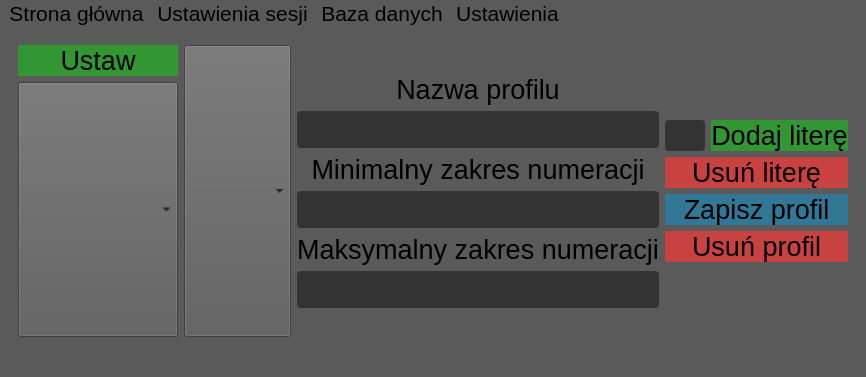
Old version of the form ui_main.ui in the repository Bre3n/ID-Parts.
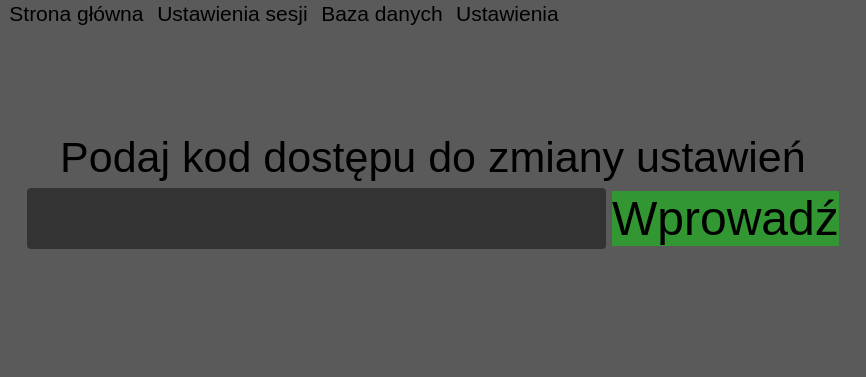
New version of the form. The open tabs and pages were chosen to show the change.

The edit to the form file:
```diff
--- a/ui_main.ui
+++ b/ui_main.ui
@@ -117,6 +117,32 @@
               </property>
              </spacer>
             </item>
+            <item>
+             <widget class="QLabel" name="label_29">
+              <property name="font">
+               <font>
+                <family>Segoe UI</family>
+                <pointsize>20</pointsize>
+               </font>
+              </property>
+              <property name="text">
+               <string>|</string>
+              </property>
+             </widget>
+            </item>
+            <item>
+             <spacer name="horizontalSpacer_6">
+              <property name="orientation">
+               <enum>Qt::Horizontal</enum>
+              </property>
+              <property name="sizeHint" stdset="0">
+               <size>
+                <width>40</width>
+                <height>20</height>
+               </size>
+              </property>
+             </spacer>
+            </item>
             <item>
              <widget class="QLabel" name="label_27">
               <property name="font">
@@ -308,6 +334,38 @@
             </property>
            </widget>
           </item>
+          <item>
+           <widget class="QLabel" name="label_30">
+            <property name="font">
+             <font>
+              <family>Segoe UI</family>
+              <pointsize>20</pointsize>
+             </font>
+            </property>
+            <property name="styleSheet">
+             <string notr="true">border:5px solid black;
+border-bottom: 5px solid red;
+border-top: 5px solid red;
+</string>
+            </property>
+            <property name="text">
+             <string>{czesc}</string>
+            </property>
+           </widget>
+          </item>
+          <item>
+           <widget class="QLabel" name="label_31">
+            <property name="font">
+             <font>
+              <family>Segoe UI</family>
+              <pointsize>20</pointsize>
+             </font>
+            </property>
+            <property name="text">
+             <string> przydzielono numer: </string>
+            </property>
+           </widget>
+          </item>
           <item>
            <widget class="QLabel" name="label_2">
             <property name="font">
@@ -1117,11 +1175,18 @@
       <widget class="QWidget" name="page_settings">
        <layout class="QHBoxLayout" name="horizontalLayout_9">
         <item>
-         <layout class="QHBoxLayout" name="horizontalLayout_16">
+         <widget class="QStackedWidget" name="stackedWidget_3">
+          <property name="currentIndex">
+           <number>1</number>
+          </property>
+          <widget class="QWidget" name="page_settings_global">
+           <layout class="QHBoxLayout" name="horizontalLayout_20">
           <item>
-           <layout class="QHBoxLayout" name="horizontalLayout_10">
+             <layout class="QHBoxLayout" name="horizontalLayout_17">
             <item>
-             <layout class="QVBoxLayout" name="verticalLayout_20">
+               <layout class="QHBoxLayout" name="horizontalLayout_18">
+                <item>
+                 <layout class="QVBoxLayout" name="verticalLayout_23">
               <item>
                <widget class="QPushButton" name="bn_settings_set">
                 <property name="font">
@@ -1193,7 +1258,7 @@
            </layout>
           </item>
           <item>
-           <layout class="QVBoxLayout" name="verticalLayout_21">
+               <layout class="QVBoxLayout" name="verticalLayout_24">
             <item>
              <spacer name="verticalSpacer_3">
               <property name="orientation">
@@ -1208,7 +1273,7 @@
              </spacer>
             </item>
             <item>
-             <widget class="QLabel" name="label_29">
+                 <widget class="QLabel" name="label_32">
               <property name="sizePolicy">
                <sizepolicy hsizetype="Preferred" vsizetype="Fixed">
                 <horstretch>0</horstretch>
@@ -1258,7 +1323,7 @@
              </widget>
             </item>
             <item>
-             <widget class="QLabel" name="label_30">
+                 <widget class="QLabel" name="label_33">
               <property name="sizePolicy">
                <sizepolicy hsizetype="Preferred" vsizetype="Fixed">
                 <horstretch>0</horstretch>
@@ -1308,7 +1373,7 @@
              </widget>
             </item>
             <item>
-             <widget class="QLabel" name="label_31">
+                 <widget class="QLabel" name="label_34">
               <property name="sizePolicy">
                <sizepolicy hsizetype="Preferred" vsizetype="Fixed">
                 <horstretch>0</horstretch>
@@ -1373,9 +1438,9 @@
            </layout>
           </item>
           <item>
-           <layout class="QVBoxLayout" name="verticalLayout_22">
+               <layout class="QVBoxLayout" name="verticalLayout_25">
             <item>
-             <spacer name="verticalSpacer">
+                 <spacer name="verticalSpacer_7">
               <property name="orientation">
                <enum>Qt::Vertical</enum>
               </property>
@@ -1388,7 +1453,7 @@
              </spacer>
             </item>
             <item>
-             <layout class="QHBoxLayout" name="horizontalLayout_11">
+                 <layout class="QHBoxLayout" name="horizontalLayout_19">
               <item>
                <widget class="QLineEdit" name="lineEdit_11">
                 <property name="sizePolicy">
@@ -1554,6 +1619,175 @@
              </spacer>
             </item>
            </layout>
+              </item>
+             </layout>
+            </item>
+           </layout>
+          </widget>
+          <widget class="QWidget" name="page_settings_login">
+           <layout class="QVBoxLayout" name="verticalLayout_27">
+            <item>
+             <spacer name="verticalSpacer_10">
+              <property name="orientation">
+               <enum>Qt::Vertical</enum>
+              </property>
+              <property name="sizeHint" stdset="0">
+               <size>
+                <width>20</width>
+                <height>40</height>
+               </size>
+              </property>
+             </spacer>
+            </item>
+            <item>
+             <layout class="QVBoxLayout" name="verticalLayout_26">
+              <item>
+               <widget class="QLabel" name="label_35">
+                <property name="font">
+                 <font>
+                  <family>Segoe UI</family>
+                  <pointsize>32</pointsize>
+                 </font>
+                </property>
+                <property name="text">
+                 <string>Podaj kod dostępu do zmiany ustawień</string>
+                </property>
+                <property name="alignment">
+                 <set>Qt::AlignCenter</set>
+                </property>
+               </widget>
+              </item>
+              <item>
+               <layout class="QHBoxLayout" name="horizontalLayout_21">
+                <item>
+                 <widget class="QLineEdit" name="lineEdit_12">
+                  <property name="font">
+                   <font>
+                    <family>Segoe UI</family>
+                    <pointsize>36</pointsize>
+                   </font>
+                  </property>
+                  <property name="styleSheet">
+                   <string notr="true">QLineEdit {
+	color:rgb(255,255,255);
+	border:2px solid rgb(51,51,51);
+	border-radius:4px;
+	background:rgb(51,51,51);
+}
+
+QLineEdit:disabled {
+	color:rgb(255,255,255);
+	border:2px solid rgb(112,112,112);
+	border-radius:4px;
+	background:rgb(112,112,112);
+}</string>
+                  </property>
+                  <property name="echoMode">
+                   <enum>QLineEdit::Password</enum>
+                  </property>
+                  <property name="alignment">
+                   <set>Qt::AlignCenter</set>
+                  </property>
+                 </widget>
+                </item>
+                <item>
+                 <widget class="QPushButton" name="bn_settings_login_bn">
+                  <property name="font">
+                   <font>
+                    <family>Segoe UI</family>
+                    <pointsize>36</pointsize>
+                   </font>
+                  </property>
+                  <property name="styleSheet">
+                   <string notr="true">QPushButton {
+	border: none;
+	background-color: rgb(50,150,50);
+}
+QPushButton:hover {
+	background-color: rgb(100,180,100);
+}
+QPushButton:pressed {
+background-color: rgb(50,150,50);
+}</string>
+                  </property>
+                  <property name="text">
+                   <string>Wprowadź</string>
+                  </property>
+                 </widget>
+                </item>
+               </layout>
+              </item>
+             </layout>
+            </item>
+            <item>
+             <spacer name="verticalSpacer_9">
+              <property name="orientation">
+               <enum>Qt::Vertical</enum>
+              </property>
+              <property name="sizeHint" stdset="0">
+               <size>
+                <width>20</width>
+                <height>40</height>
+               </size>
+              </property>
+             </spacer>
+            </item>
+           </layout>
+          </widget>
+         </widget>
+        </item>
+       </layout>
+      </widget>
+      <widget class="QWidget" name="page_error">
+       <layout class="QHBoxLayout" name="horizontalLayout_11">
+        <item>
+         <layout class="QHBoxLayout" name="horizontalLayout_10">
+          <item>
+           <widget class="QLabel" name="label_36">
+            <property name="sizePolicy">
+             <sizepolicy hsizetype="Fixed" vsizetype="Preferred">
+              <horstretch>0</horstretch>
+              <verstretch>0</verstretch>
+             </sizepolicy>
+            </property>
+            <property name="font">
+             <font>
+              <family>Segoe UI</family>
+              <pointsize>100</pointsize>
+             </font>
+            </property>
+            <property name="styleSheet">
+             <string notr="true"/>
+            </property>
+            <property name="text">
+             <string>!</string>
+            </property>
+            <property name="alignment">
+             <set>Qt::AlignCenter</set>
+            </property>
+           </widget>
+          </item>
+          <item>
+           <widget class="QLabel" name="label_37">
+            <property name="font">
+             <font>
+              <family>Segoe UI</family>
+              <pointsize>24</pointsize>
+             </font>
+            </property>
+            <property name="text">
+             <string>TextLabel</string>
+            </property>
+            <property name="scaledContents">
+             <bool>false</bool>
+            </property>
+            <property name="alignment">
+             <set>Qt::AlignCenter</set>
+            </property>
+            <property name="wordWrap">
+             <bool>true</bool>
+            </property>
+           </widget>
           </item>
          </layout>
         </item>
```
Left out of the diff: 122 changed lines with no effect on the pictures. Lines whose indentation alone changed are shown as unchanged.
